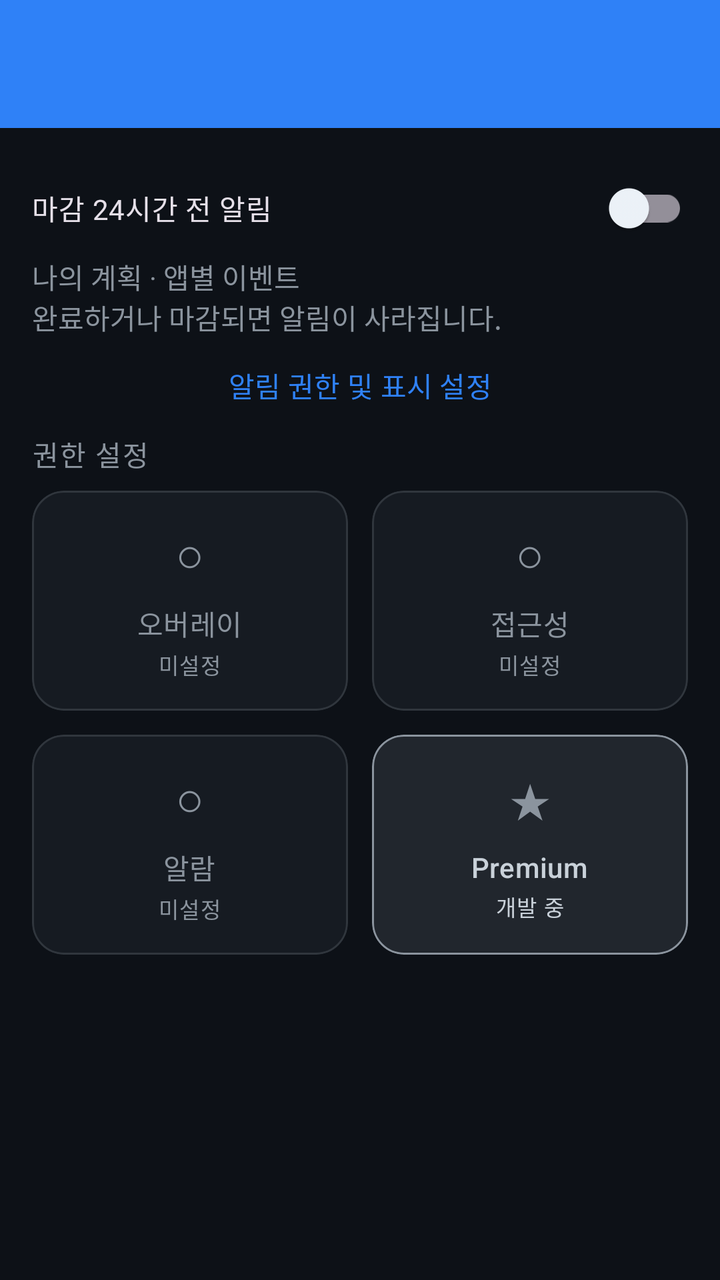
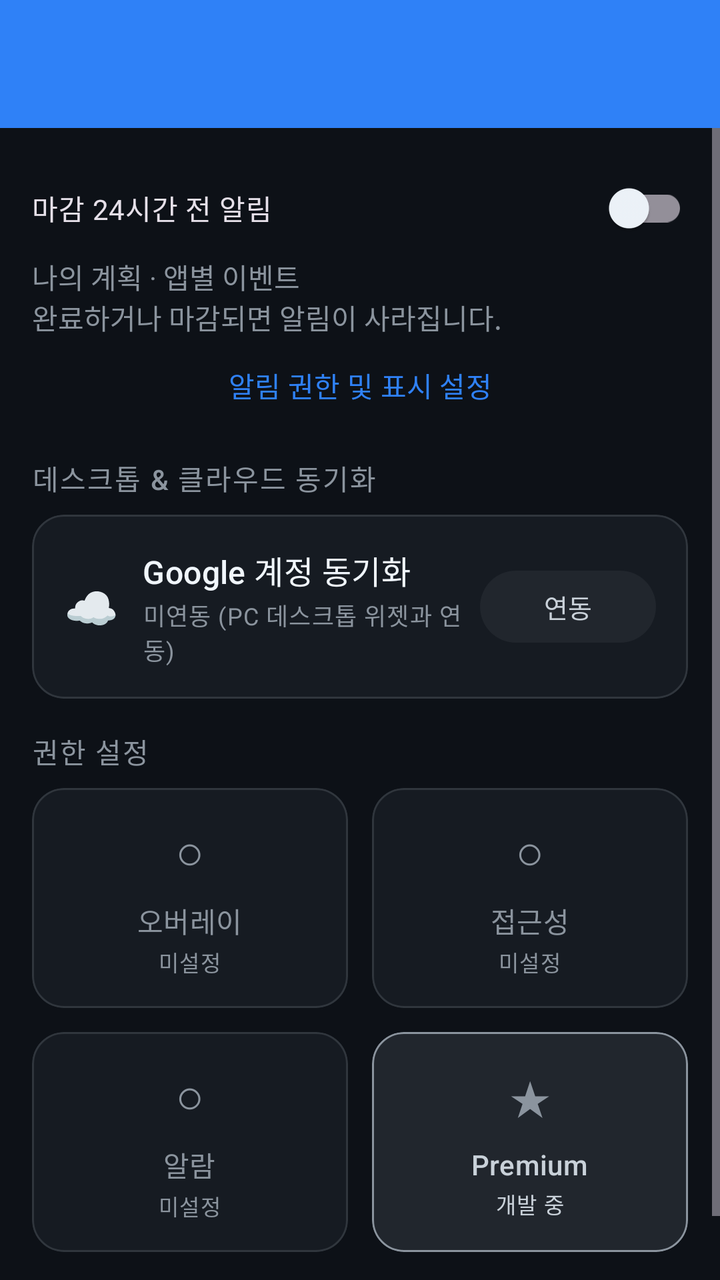

Before-and-after screenshots of an Android layout around one commit, followed by the original layout XML and the change that was made.
<!-- AndroidManifest.xml: application theme Theme.HomeworkTracker -->
<!-- res/layout/fragment_more.xml -->
<?xml version="1.0" encoding="utf-8"?>
<LinearLayout xmlns:android="http://schemas.android.com/apk/res/android"
    xmlns:app="http://schemas.android.com/apk/res-auto"
    android:layout_width="match_parent"
    android:layout_height="match_parent"
    android:orientation="vertical"
    android:background="?attr/colorSurface">

    <com.google.android.material.appbar.MaterialToolbar
        android:layout_width="match_parent"
        android:layout_height="wrap_content"
        android:paddingTop="36dp"
        android:background="?attr/colorPrimary"
        app:titleTextColor="?attr/colorOnPrimary"
        app:titleTextAppearance="@style/TextAppearance.Material3.TitleLarge" />

    <ScrollView
        android:layout_width="match_parent"
        android:layout_height="0dp"
        android:layout_weight="1"
        android:fillViewport="true">

        <LinearLayout
            android:layout_width="match_parent"
            android:layout_height="wrap_content"
            android:orientation="vertical"
            android:paddingStart="16dp"
            android:paddingEnd="16dp"
            android:paddingTop="16dp"
            android:paddingBottom="24dp">

            <com.google.android.material.switchmaterial.SwitchMaterial
                android:id="@+id/switchDeadlineNotifications" android:layout_width="match_parent" android:layout_height="wrap_content"
                android:minHeight="48dp" android:text="마감 24시간 전 알림" />
            <TextView android:layout_width="match_parent" android:layout_height="wrap_content"
                android:text="나의 계획 · 앱별 이벤트\n완료하거나 마감되면 알림이 사라집니다."
                android:textColor="?attr/colorOnSurfaceVariant" />
            <com.google.android.material.button.MaterialButton
                android:id="@+id/btnDeadlineNotificationSettings" style="@style/Widget.Material3.Button.TextButton"
                android:layout_width="match_parent" android:layout_height="wrap_content" android:text="알림 권한 및 표시 설정" />
            
            <TextView
                android:layout_width="wrap_content"
                android:layout_height="wrap_content"
                android:text="권한 설정"
                android:textAppearance="@style/TextAppearance.Material3.LabelLarge"
                android:textColor="?attr/colorOnSurfaceVariant"
                android:letterSpacing="0.05"
                android:layout_marginBottom="8dp" />

            
            <LinearLayout
                android:layout_width="match_parent"
                android:layout_height="wrap_content"
                android:orientation="horizontal"
                android:layout_marginBottom="12dp">

                <com.google.android.material.card.MaterialCardView
                    android:id="@+id/cardMoreOverlay"
                    style="@style/Widget.App.MenuCard"
                    android:layout_width="0dp"
                    android:layout_height="110dp"
                    android:layout_weight="1"
                    android:layout_marginEnd="6dp"
                    android:foreground="?attr/selectableItemBackground">
                    <LinearLayout
                        android:layout_width="match_parent"
                        android:layout_height="match_parent"
                        android:orientation="vertical"
                        android:gravity="center">
                        <TextView
                            android:id="@+id/iconMoreOverlay"
                            android:layout_width="wrap_content"
                            android:layout_height="wrap_content"
                            android:text="○"
                            android:textSize="24sp"
                            android:textColor="?attr/colorOnSurfaceVariant" />
                        <TextView
                            android:layout_width="wrap_content"
                            android:layout_height="wrap_content"
                            android:text="오버레이"
                            android:textAppearance="@style/TextAppearance.Material3.TitleSmall"
                            android:textColor="?attr/colorOnSurfaceVariant"
                            android:layout_marginTop="8dp" />
                        <TextView
                            android:id="@+id/tvMoreOverlayStatus"
                            android:layout_width="wrap_content"
                            android:layout_height="wrap_content"
                            android:text="미설정"
                            android:textAppearance="@style/TextAppearance.Material3.LabelSmall"
                            android:textColor="?attr/colorOnSurfaceVariant"
                            android:layout_marginTop="2dp" />
                    </LinearLayout>
                </com.google.android.material.card.MaterialCardView>

                <com.google.android.material.card.MaterialCardView
                    android:id="@+id/cardMoreAccessibility"
                    style="@style/Widget.App.MenuCard"
                    android:layout_width="0dp"
                    android:layout_height="110dp"
                    android:layout_weight="1"
                    android:layout_marginStart="6dp"
                    android:foreground="?attr/selectableItemBackground">
                    <LinearLayout
                        android:layout_width="match_parent"
                        android:layout_height="match_parent"
                        android:orientation="vertical"
                        android:gravity="center">
                        <TextView
                            android:id="@+id/iconMoreAccessibility"
                            android:layout_width="wrap_content"
                            android:layout_height="wrap_content"
                            android:text="○"
                            android:textSize="24sp"
                            android:textColor="?attr/colorOnSurfaceVariant" />
                        <TextView
                            android:layout_width="wrap_content"
                            android:layout_height="wrap_content"
                            android:text="접근성"
                            android:textAppearance="@style/TextAppearance.Material3.TitleSmall"
                            android:textColor="?attr/colorOnSurfaceVariant"
                            android:layout_marginTop="8dp" />
                        <TextView
                            android:id="@+id/tvMoreAccessibilityStatus"
                            android:layout_width="wrap_content"
                            android:layout_height="wrap_content"
                            android:text="미설정"
                            android:textAppearance="@style/TextAppearance.Material3.LabelSmall"
                            android:textColor="?attr/colorOnSurfaceVariant"
                            android:layout_marginTop="2dp" />
                    </LinearLayout>
                </com.google.android.material.card.MaterialCardView>
            </LinearLayout>

            <LinearLayout
                android:layout_width="match_parent"
                android:layout_height="wrap_content"
                android:orientation="horizontal"
                android:layout_marginBottom="24dp">

                <com.google.android.material.card.MaterialCardView
                    android:id="@+id/cardMoreAlarm"
                    style="@style/Widget.App.MenuCard"
                    android:layout_width="0dp"
                    android:layout_height="110dp"
                    android:layout_weight="1"
                    android:layout_marginEnd="6dp"
                    android:foreground="?attr/selectableItemBackground">
                    <LinearLayout
                        android:layout_width="match_parent"
                        android:layout_height="match_parent"
                        android:orientation="vertical"
                        android:gravity="center">
                        <TextView
                            android:id="@+id/iconMoreAlarm"
                            android:layout_width="wrap_content"
                            android:layout_height="wrap_content"
                            android:text="○"
                            android:textSize="24sp"
                            android:textColor="?attr/colorOnSurfaceVariant" />
                        <TextView
                            android:layout_width="wrap_content"
                            android:layout_height="wrap_content"
                            android:text="알람"
                            android:textAppearance="@style/TextAppearance.Material3.TitleSmall"
                            android:textColor="?attr/colorOnSurfaceVariant"
                            android:layout_marginTop="8dp" />
                        <TextView
                            android:id="@+id/tvMoreAlarmStatus"
                            android:layout_width="wrap_content"
                            android:layout_height="wrap_content"
                            android:text="미설정"
                            android:textAppearance="@style/TextAppearance.Material3.LabelSmall"
                            android:textColor="?attr/colorOnSurfaceVariant"
                            android:layout_marginTop="2dp" />
                    </LinearLayout>
                </com.google.android.material.card.MaterialCardView>

                <com.google.android.material.card.MaterialCardView
                    android:id="@+id/cardMorePremium"
                    app:cardCornerRadius="16dp"
                    app:cardElevation="0dp"
                    app:strokeWidth="1dp"
                    app:strokeColor="?attr/colorSecondary"
                    app:cardBackgroundColor="?attr/colorSecondaryContainer"
                    android:layout_width="0dp"
                    android:layout_height="110dp"
                    android:layout_weight="1"
                    android:layout_marginStart="6dp"
                    android:foreground="?attr/selectableItemBackground">
                    <LinearLayout
                        android:layout_width="match_parent"
                        android:layout_height="match_parent"
                        android:orientation="vertical"
                        android:gravity="center">
                        <TextView
                            android:layout_width="wrap_content"
                            android:layout_height="wrap_content"
                            android:text="★"
                            android:textSize="24sp"
                            android:textColor="?attr/colorSecondary" />
                        <TextView
                            android:layout_width="wrap_content"
                            android:layout_height="wrap_content"
                            android:text="Premium"
                            android:textAppearance="@style/TextAppearance.Material3.TitleSmall"
                            android:textColor="?attr/colorOnSecondaryContainer"
                            android:layout_marginTop="8dp" />
                        <TextView
                            android:layout_width="wrap_content"
                            android:layout_height="wrap_content"
                            android:text="개발 중"
                            android:textAppearance="@style/TextAppearance.Material3.LabelSmall"
                            android:textColor="?attr/colorOnSecondaryContainer"
                            android:layout_marginTop="2dp" />
                    </LinearLayout>
                </com.google.android.material.card.MaterialCardView>
            </LinearLayout>

        </LinearLayout>
    </ScrollView>
</LinearLayout>
<!-- resources referenced by this layout -->
<resources>
  <style name="Widget.App.MenuCard" parent="Widget.Material3.CardView.Outlined">
          <item name="cardCornerRadius">16dp</item>
          <item name="cardElevation">0dp</item>
          <item name="strokeWidth">1dp</item>
          <item name="strokeColor">?attr/colorOutlineVariant</item>
          <item name="cardBackgroundColor">?attr/colorSurfaceVariant</item>
      </style>
  <style name="Theme.HomeworkTracker" parent="Base.Theme.HomeworkTracker" />
  <style name="Base.Theme.HomeworkTracker" parent="Theme.Material3.Dark.NoActionBar">
          <item name="colorPrimary">@color/md_primary</item>
          <item name="colorOnPrimary">@color/md_on_primary</item>
          <item name="colorPrimaryContainer">@color/md_primary_container</item>
          <item name="colorOnPrimaryContainer">@color/md_on_primary_container</item>
          <item name="colorSecondary">@color/md_secondary</item>
          <item name="colorOnSecondary">@color/md_on_secondary</item>
          <item name="colorSecondaryContainer">@color/md_secondary_container</item>
          <item name="colorOnSecondaryContainer">@color/md_on_secondary_container</item>
          <item name="colorError">@color/md_error</item>
          <item name="android:colorBackground">@color/md_surface</item>
          <item name="colorSurface">@color/md_surface</item>
          <item name="colorOnSurface">@color/md_on_surface</item>
          <item name="colorSurfaceVariant">@color/md_surface_variant</item>
          <item name="colorOnSurfaceVariant">@color/md_on_surface_variant</item>
          <item name="colorOutlineVariant">@color/md_outline_variant</item>
      </style>
  <color name="md_primary">#2F81F7</color>
  <color name="md_on_primary">#0D1117</color>
  <color name="md_primary_container">#1C2D4F</color>
  <color name="md_on_primary_container">#58A6FF</color>
  <color name="md_secondary">#8B949E</color>
  <color name="md_on_secondary">#0D1117</color>
  <color name="md_secondary_container">#21262D</color>
  <color name="md_on_secondary_container">#C9D1D9</color>
  <color name="md_error">#F85149</color>
  <color name="md_surface">#0D1117</color>
  <color name="md_on_surface">#F0F6FC</color>
  <color name="md_surface_variant">#161B22</color>
  <color name="md_on_surface_variant">#8B949E</color>
  <color name="md_outline_variant">#30363D</color>
</resources>

<!-- the commit's change to res/layout/fragment_more.xml (unified diff, before → after) -->
@@ -42,6 +42,109 @@
             <TextView
                 android:layout_width="wrap_content"
                 android:layout_height="wrap_content"
+                android:text="데스크톱 &amp; 클라우드 동기화"
+                android:textAppearance="@style/TextAppearance.Material3.LabelLarge"
+                android:textColor="?attr/colorOnSurfaceVariant"
+                android:letterSpacing="0.05"
+                android:layout_marginTop="12dp"
+                android:layout_marginBottom="8dp" />
+
+            <com.google.android.material.card.MaterialCardView
+                android:id="@+id/cardCloudSync"
+                style="@style/Widget.App.MenuCard"
+                android:layout_width="match_parent"
+                android:layout_height="wrap_content"
+                android:layout_marginBottom="16dp">
+
+                <LinearLayout
+                    android:layout_width="match_parent"
+                    android:layout_height="wrap_content"
+                    android:orientation="vertical"
+                    android:padding="16dp">
+
+                    <LinearLayout
+                        android:layout_width="match_parent"
+                        android:layout_height="wrap_content"
+                        android:orientation="horizontal"
+                        android:gravity="center_vertical">
+
+                        <TextView
+                            android:id="@+id/iconCloudSync"
+                            android:layout_width="wrap_content"
+                            android:layout_height="wrap_content"
+                            android:text="☁"
+                            android:textSize="22sp"
+                            android:textColor="?attr/colorPrimary" />
+
+                        <LinearLayout
+                            android:layout_width="0dp"
+                            android:layout_height="wrap_content"
+                            android:layout_weight="1"
+                            android:layout_marginStart="12dp"
+                            android:orientation="vertical">
+
+                            <TextView
+                                android:id="@+id/tvSyncAccountTitle"
+                                android:layout_width="wrap_content"
+                                android:layout_height="wrap_content"
+                                android:text="Google 계정 동기화"
+                                android:textAppearance="@style/TextAppearance.Material3.TitleMedium"
+                                android:textColor="?attr/colorOnSurface" />
+
+                            <TextView
+                                android:id="@+id/tvSyncAccountStatus"
+                                android:layout_width="wrap_content"
+                                android:layout_height="wrap_content"
+                                android:text="미연동 (PC 데스크톱 위젯과 연동)"
+                                android:textAppearance="@style/TextAppearance.Material3.BodySmall"
+                                android:textColor="?attr/colorOnSurfaceVariant"
+                                android:layout_marginTop="2dp" />
+                        </LinearLayout>
+
+                        <com.google.android.material.button.MaterialButton
+                            android:id="@+id/btnSyncAction"
+                            style="@style/Widget.Material3.Button.TonalButton"
+                            android:layout_width="wrap_content"
+                            android:layout_height="wrap_content"
+                            android:minHeight="44dp"
+                            android:text="연동"
+                            android:textSize="13sp" />
+                    </LinearLayout>
+
+                    <LinearLayout
+                        android:id="@+id/layoutSyncDetails"
+                        android:layout_width="match_parent"
+                        android:layout_height="wrap_content"
+                        android:orientation="horizontal"
+                        android:layout_marginTop="12dp"
+                        android:visibility="gone"
+                        android:gravity="center_vertical">
+
+                        <TextView
+                            android:id="@+id/tvLastSyncTime"
+                            android:layout_width="0dp"
+                            android:layout_height="wrap_content"
+                            android:layout_weight="1"
+                            android:text="마지막 동기화: 없음"
+                            android:textAppearance="@style/TextAppearance.Material3.LabelSmall"
+                            android:textColor="?attr/colorOnSurfaceVariant" />
+
+                        <com.google.android.material.button.MaterialButton
+                            android:id="@+id/btnSyncNow"
+                            style="@style/Widget.Material3.Button.TextButton"
+                            android:layout_width="wrap_content"
+                            android:layout_height="wrap_content"
+                            android:minHeight="40dp"
+                            android:text="지금 동기화"
+                            android:textSize="12sp" />
+                    </LinearLayout>
+                </LinearLayout>
+            </com.google.android.material.card.MaterialCardView>
+
+            
+            <TextView
+                android:layout_width="wrap_content"
+                android:layout_height="wrap_content"
                 android:text="권한 설정"
                 android:textAppearance="@style/TextAppearance.Material3.LabelLarge"
                 android:textColor="?attr/colorOnSurfaceVariant"
